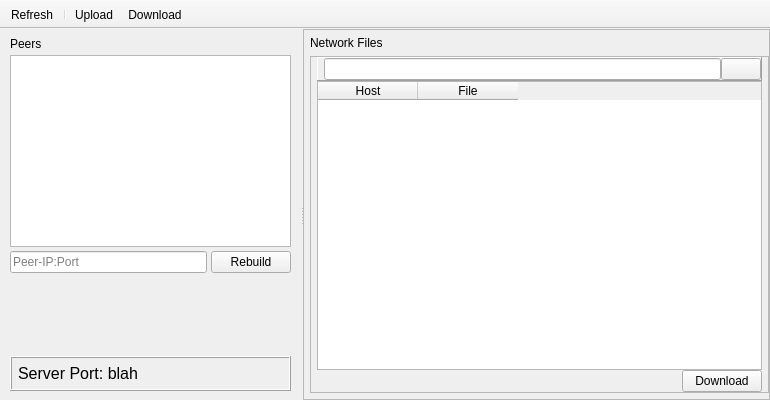
Old version of the form UI/ui_mainwindow.ui in the repository christinadan/py2py.
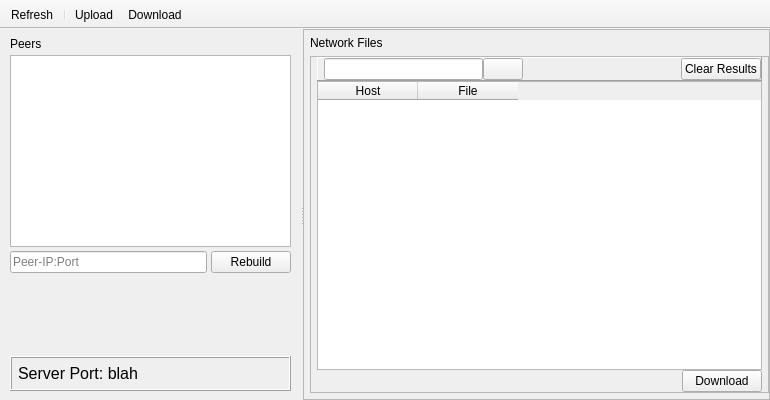
New version of the form. Icons and pictures are not drawn.

Commit message: Got file download working!!

```diff
--- a/UI/ui_mainwindow.ui
+++ b/UI/ui_mainwindow.ui
@@ -254,6 +254,26 @@
                 </property>
                </widget>
               </item>
+              <item>
+               <spacer name="horizontalSpacer">
+                <property name="orientation">
+                 <enum>Qt::Horizontal</enum>
+                </property>
+                <property name="sizeHint" stdset="0">
+                 <size>
+                  <width>40</width>
+                  <height>20</height>
+                 </size>
+                </property>
+               </spacer>
+              </item>
+              <item>
+               <widget class="QPushButton" name="clearAllButton">
+                <property name="text">
+                 <string>Clear Results</string>
+                </property>
+               </widget>
+              </item>
              </layout>
             </widget>
            </item>
```
The commit also changes 1 other file.
